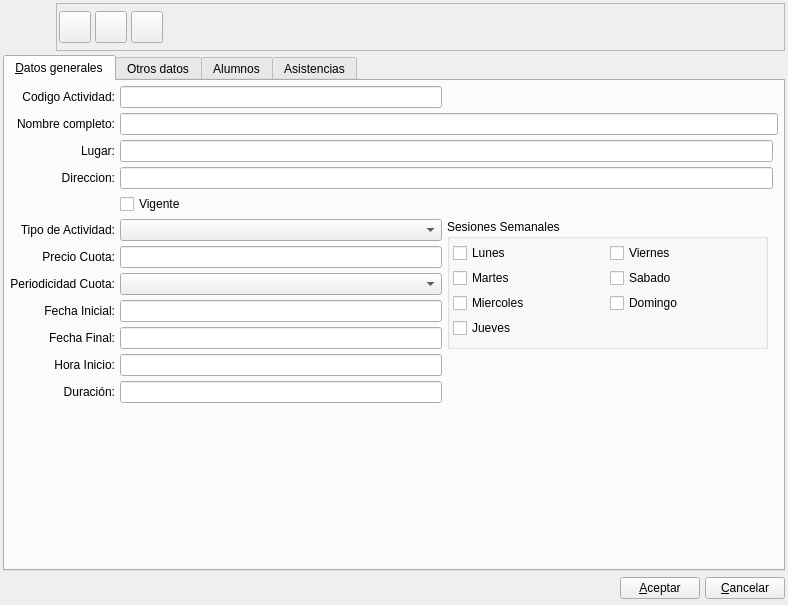
This is bulmages/bulmafact/plugins/pluginbf_actividad/actividadbase.ui in eboladev/Bulmages-1 as Qt 5 draws it before an edit. The edited form follows.
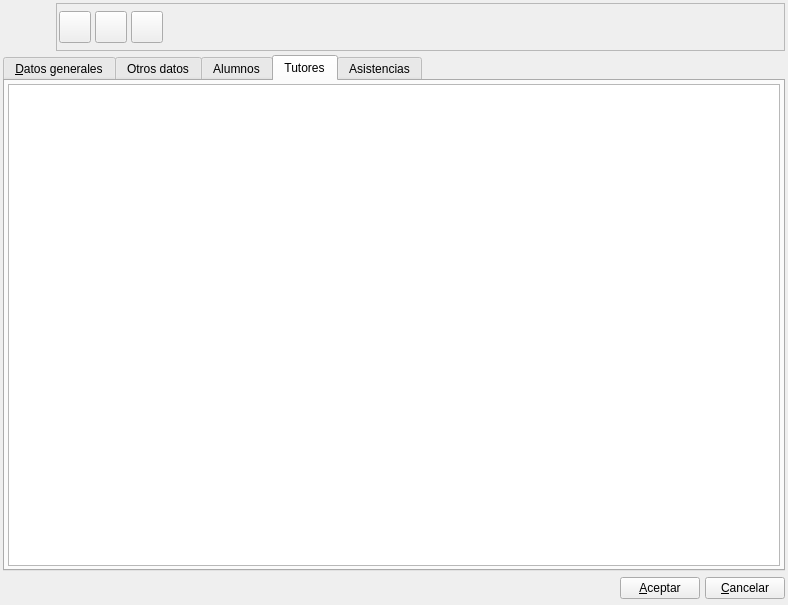
This is the edited form. The open tabs and pages were chosen to show the change. Icons and pictures are not drawn. Custom widgets are drawn as their Qt base class.

Commit message: En la ficha de actividad ahora se pueden inscribir padres/madres/tutores para dicha actividad

The edit to the form file:
```diff
--- a/bulmages/bulmafact/plugins/pluginbf_actividad/actividadbase.ui
+++ b/bulmages/bulmafact/plugins/pluginbf_actividad/actividadbase.ui
@@ -605,6 +605,16 @@
        </item>
       </layout>
      </widget>
+     <widget class="QWidget" name="tab">
+      <attribute name="title">
+       <string>Tutores</string>
+      </attribute>
+      <layout class="QGridLayout" name="gridLayout">
+       <item row="0" column="0">
+        <widget class="ListTutoresActividadView" name="mui_tutoresList"/>
+       </item>
+      </layout>
+     </widget>
      <widget class="QWidget" name="tab_4">
       <attribute name="title">
        <string>Asistencias</string>
@@ -691,6 +701,11 @@
    <extends>QComboBox</extends>
    <header>blperiodicitycombobox.h</header>
   </customwidget>
+  <customwidget>
+   <class>ListTutoresActividadView</class>
+   <extends>QTableWidget</extends>
+   <header>actividadview.h</header>
+  </customwidget>
  </customwidgets>
  <tabstops>
   <tabstop>mui_tab</tabstop>
```
The commit also changes 5 other files.
